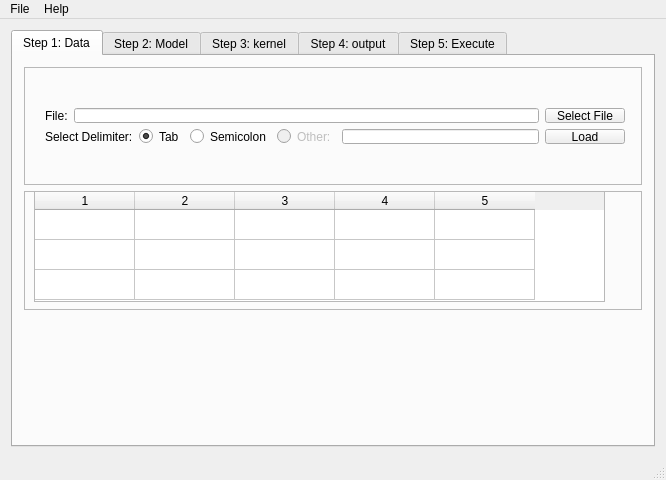
Old version of the form Qt/mainwindow.ui in the repository Anders1232/GWR_BR.
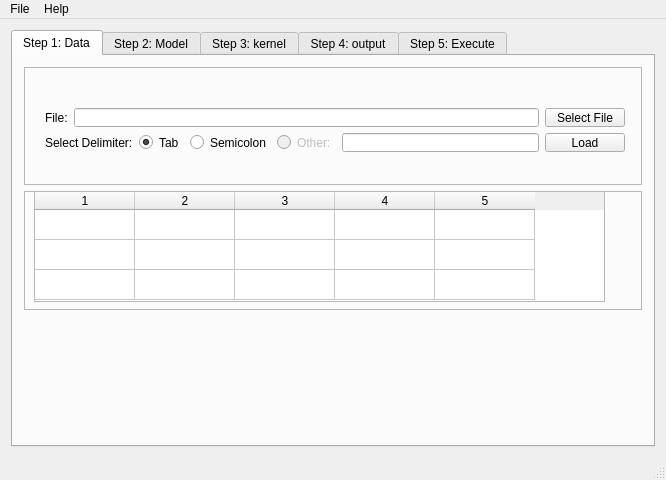
New version of the form. The open tabs and pages were chosen to show the change.

Commit message: Agora quando um arquivo é carregado suas colunas aparecem na aba 2

```diff
--- a/Qt/mainwindow.ui
+++ b/Qt/mainwindow.ui
@@ -63,7 +63,7 @@
              <x>10</x>
              <y>30</y>
              <width>602</width>
-             <height>58</height>
+             <height>66</height>
             </rect>
            </property>
            <layout class="QVBoxLayout" name="verticalLayout_4">
```
Left out of the diff: 12 changed lines with no effect on the pictures. The commit also changes 2 other files.
